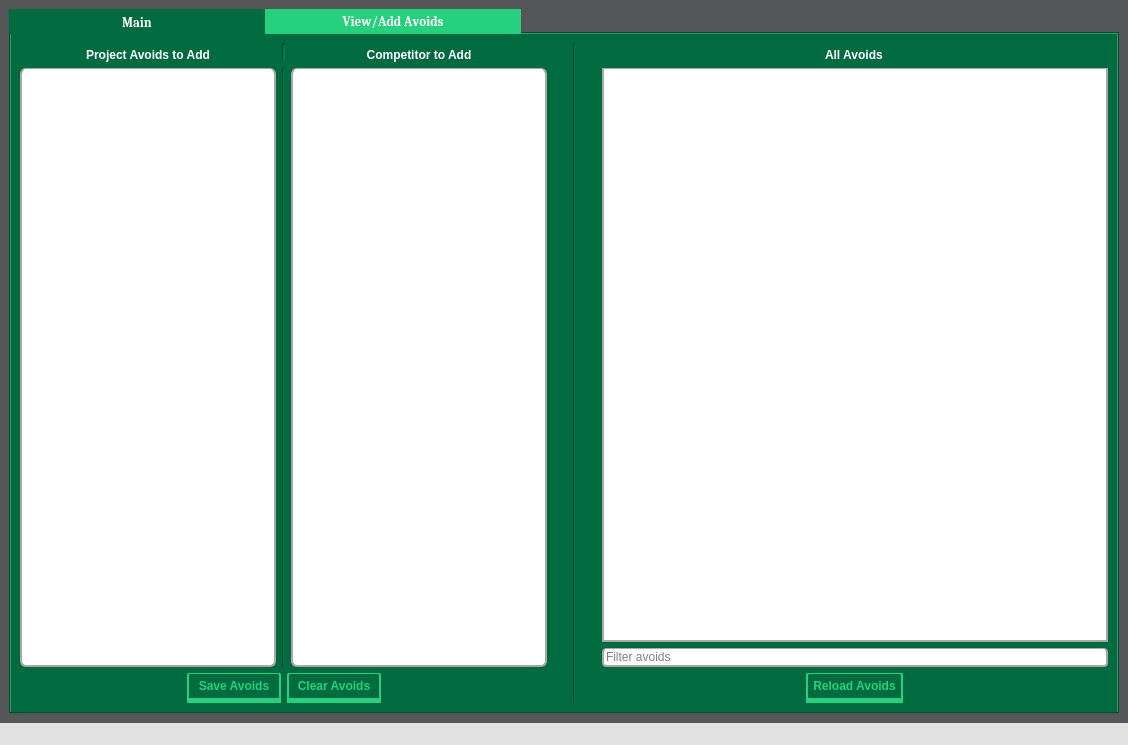
Above: src/UI/UINameEvalStyled.ui from jacristi/NameChecker before the change. Below: the same form after it.
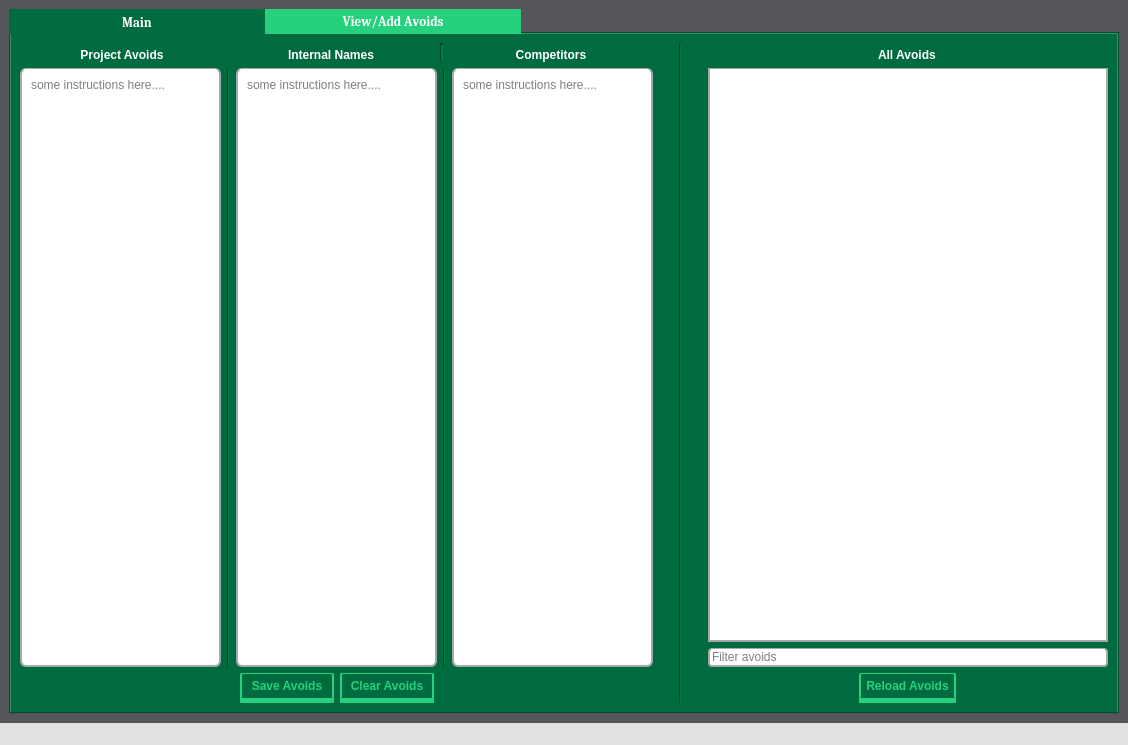
That is the form after the change. The open tabs and pages were chosen to show the change. Icons and pictures are not drawn.

Commit message: feat: new check type for internal names

```diff
--- a/src/UI/UINameEvalStyled.ui
+++ b/src/UI/UINameEvalStyled.ui
@@ -997,6 +997,12 @@
             </property>
             <item row="1" column="3">
              <widget class="QTableView" name="qtable_avoids">
+              <property name="minimumSize">
+               <size>
+                <width>400</width>
+                <height>0</height>
+               </size>
+              </property>
               <property name="statusTip">
                <string>Complete list of all avoids</string>
               </property>
@@ -1081,13 +1087,20 @@
               <item>
                <widget class="QLabel" name="label_project_avoids">
                 <property name="text">
-                 <string>Project Avoids to Add</string>
+                 <string>Project Avoids</string>
                 </property>
                 <property name="alignment">
                  <set>Qt::AlignCenter</set>
                 </property>
                </widget>
               </item>
+              <item alignment="Qt::AlignHCenter|Qt::AlignVCenter">
+               <widget class="QLabel" name="label_3">
+                <property name="text">
+                 <string>Internal Names</string>
+                </property>
+               </widget>
+              </item>
               <item>
                <widget class="Line" name="line_2">
                 <property name="lineWidth">
@@ -1101,7 +1114,7 @@
               <item>
                <widget class="QLabel" name="label_competitor">
                 <property name="text">
-                 <string>Competitor to Add</string>
+                 <string>Competitors</string>
                 </property>
                 <property name="alignment">
                  <set>Qt::AlignCenter</set>
@@ -1162,6 +1175,23 @@
                 <property name="statusTip">
                  <string>Enter project avoids here</string>
                 </property>
+                <property name="placeholderText">
+                 <string>some instructions here....</string>
+                </property>
+               </widget>
+              </item>
+              <item>
+               <widget class="Line" name="line_5">
+                <property name="orientation">
+                 <enum>Qt::Vertical</enum>
+                </property>
+               </widget>
+              </item>
+              <item>
+               <widget class="QPlainTextEdit" name="text_internal_names">
+                <property name="placeholderText">
+                 <string>some instructions here....</string>
+                </property>
                </widget>
               </item>
               <item>
@@ -1176,6 +1206,9 @@
                 <property name="statusTip">
                  <string>Enter competitor names here</string>
                 </property>
+                <property name="placeholderText">
+                 <string>some instructions here....</string>
+                </property>
                </widget>
               </item>
              </layout>
```
The commit also changes 5 other files.
